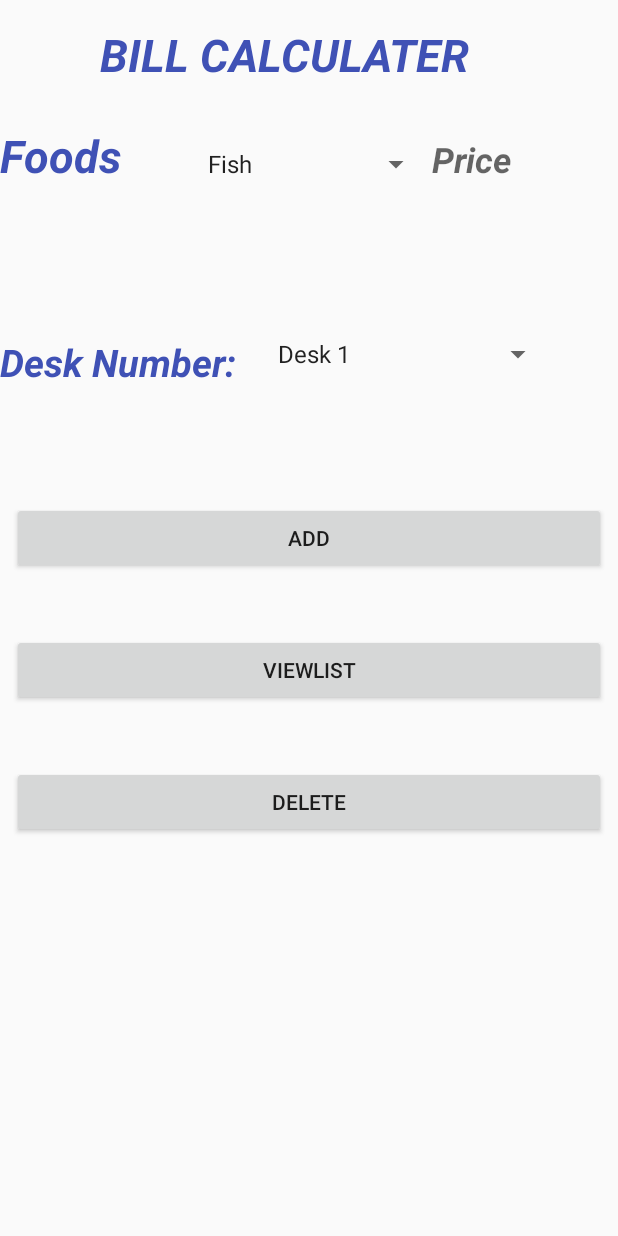
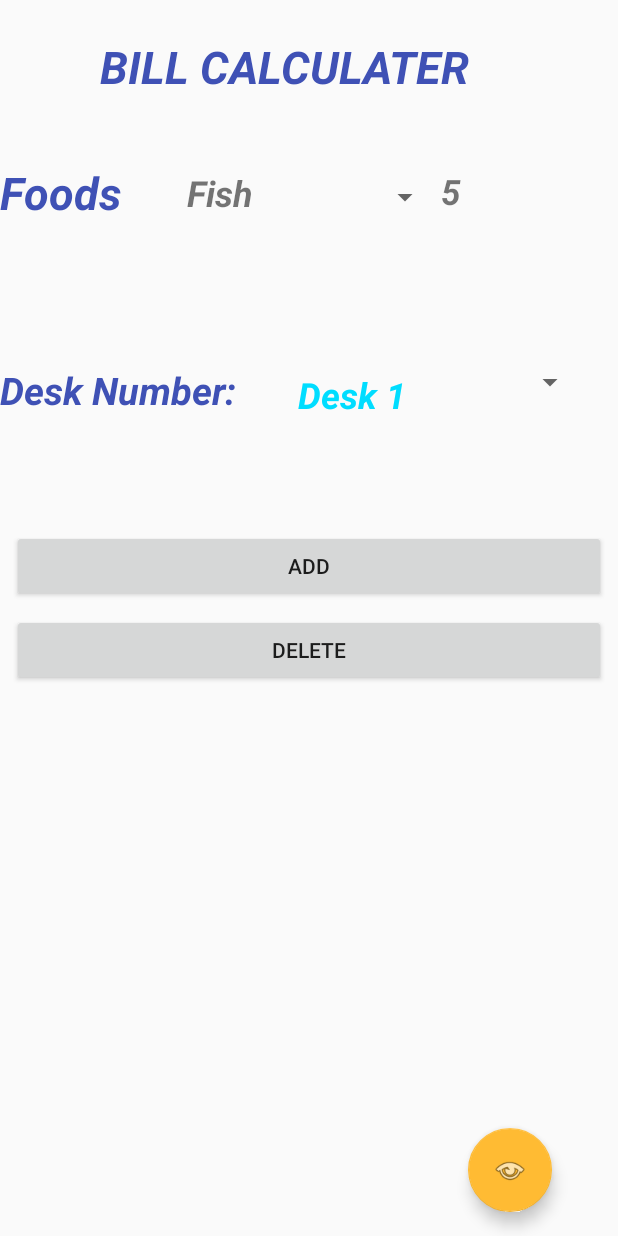
Before and after one commit to omerfatih97/BillCalculater, an Android app: the screen it shows after launch (MainActivity), on a phone screen of 412 x 824 dp. Run offline under Robolectric (Android 15) with nearby library versions, the phone set to English and light mode, and no system bars.

Commit message:
Commit for 01.06.2018

```diff
--- a/app/src/main/AndroidManifest.xml
+++ b/app/src/main/AndroidManifest.xml
@@ -19,6 +19,7 @@
                 <category android:name="android.intent.category.LAUNCHER" />
             </intent-filter>
         </activity>
+        <activity android:name=".OrderActivity"></activity>
     </application>
 
 </manifest>
--- /dev/null
+++ b/app/src/main/java/com/example/fatih/billcalculater/DataHelper.java
@@ -0,0 +1,200 @@
+package com.example.fatih.billcalculater;
+
+import android.content.ContentValues;
+import android.content.Context;
+import android.database.Cursor;
+import android.database.sqlite.SQLiteDatabase;
+import android.database.sqlite.SQLiteOpenHelper;
+
+import java.util.ArrayList;
+
+public class DataHelper extends SQLiteOpenHelper {
+    public static final String Database_Name ="BillCalc";
+    public static final String Table_Desk ="desk";
+    public static final String Table_Menu ="menu";
+    public static final String Table_Order ="order";
+    public static double top=0;
+
+    public static final int Database_Version =1;
+
+    public static final String Create_Menu ="CREATE TABLE IF NOT EXISTS "+Table_Menu+"(id INTEGER PRIMARY KEY AUTOINCREMENT,food_name STRING NOT NULL UNIQUE,price DOUBLE NOT NULL )";
+    public static final String Create_Desk ="CREATE TABLE IF NOT EXISTS "+ Table_Desk +"(id INTEGER PRIMARY KEY AUTOINCREMENT, desk_no STRING NOT NULL UNIQUE )";
+    //public static final String Create_Order ="CREATE TABLE IF NOT EXISTS "+ Table_Order +"(id INTEGER PRIMARY KEY AUTOINCREMENT, desk_id INTEGER NOT NULL,food_id INTEGER NOT NULL )";
+
+    public static final String Delete_Menu ="DROP TABLE IF EXISTS "+Table_Menu;
+    public static final String Delete_Desk ="DROP TABLE IF EXISTS "+Table_Desk;
+    //public static final String Delete_Order ="DROP TABLE IF EXISTS "+Table_Order;
+
+    public DataHelper(Context context){
+        super(context,Database_Name,null,Database_Version);
+    }
+
+    @Override
+    public void onCreate(SQLiteDatabase db) {
+        db.execSQL(Create_Desk);
+        db.execSQL(Create_Menu);
+        // db.execSQL(Create_Order);
+    }
+
+    @Override
+    public void onUpgrade(SQLiteDatabase db, int oldVersion, int newVersion) {
+        db.execSQL(Delete_Desk);
+        db.execSQL(Delete_Menu);
+        // db.execSQL(Delete_Order);
+        onCreate(db);
+    }
+
+    public void insertDesk(String desk_no){
+        SQLiteDatabase db = this.getWritableDatabase();
+        db.beginTransaction();
+        ContentValues values;
+        try {
+            values= new ContentValues();
+            values.put("desk_no",desk_no);
+            db.insert(Table_Desk,null,values);
+            db.setTransactionSuccessful();
+        }catch (Exception e){
+            e.printStackTrace();
+        }
+        finally {
+            db.endTransaction();
+            db.close();
+        }
+    }
+
+    public void insertMenu(String food_name,String price){
+        SQLiteDatabase db = this.getWritableDatabase();
+        db.beginTransaction();
+        ContentValues values;
+        try {
+            values= new ContentValues();
+            values.put("food_name",food_name);
+            values.put("price",price);
+            db.insert(Table_Menu,null,values);
+            db.setTransactionSuccessful();
+        }catch (Exception e){
+            e.printStackTrace();
+        }
+        finally {
+            db.endTransaction();
+            db.close();
+        }
+    }
+
+    public void insertOrder(int desk_id, int food_id){
+        SQLiteDatabase db = this.getWritableDatabase();
+        db.beginTransaction();
+        ContentValues values;
+        try {
+            values= new ContentValues();
+            values.put("food_id",food_id);
+            values.put("desk_id",desk_id);
+            db.insert(Table_Order,null,values);
+            db.setTransactionSuccessful();
+        }catch (Exception e){
+            e.printStackTrace();
+        }
+        finally {
+            db.endTransaction();
+            db.close();
+        }
+    }
+
+    public ArrayList<String> getAllDesk(){
+        ArrayList<String> list = new ArrayList<>();
+        SQLiteDatabase db = this.getReadableDatabase();
+        db.beginTransaction();
+        try {
+            String selecQuery = "SELECT * FROM "+ Table_Desk;
+            Cursor cursor = db.rawQuery(selecQuery,null);
+            if (cursor.getCount()>0){
+                while (cursor.moveToNext()){
+                    String desk_no = cursor.getString(cursor.getColumnIndex("desk_no"));
+                    list.add(desk_no);
+                }
+            }
+            db.setTransactionSuccessful();
+        }catch (Exception e){
+            e.printStackTrace();
+        }
+        finally {
+            db.endTransaction();
+            db.close();
+        }
+        return list;
+    }
+
+    public ArrayList<String>getAllMenu(){
+        ArrayList<String> listmenu = new ArrayList<>();
+        SQLiteDatabase db = this.getReadableDatabase();
+        db.beginTransaction();
+        try {
+            String selecQuery = "SELECT * FROM "+Table_Menu;
+            Cursor c = db.rawQuery(selecQuery,null);
+            if (c.getCount()>0){
+                while (c.moveToNext()){
+                    String food_name = c.getString(c.getColumnIndex("food_name"));
+                    double price = c.getDouble(c.getColumnIndex("price"));
+                    listmenu.add(food_name);
+                    //listmenu.add(String.valueOf(price));
+                }
+            }
+            db.setTransactionSuccessful();
+        }catch (Exception e){
+            e.printStackTrace();
+        }
+        finally {
+            db.endTransaction();
+            db.close();
+        }
+        return listmenu;
+    }
+
+    public ArrayList<String> getAllOrder(){
+        ArrayList<String> listorder = new ArrayList<>();
+        SQLiteDatabase db = this.getReadableDatabase();
+        db.beginTransaction();
+        try {
+
+            String selecQuery = "SELECT * FROM "+ Table_Desk;
+            Cursor cursor = db.rawQuery(selecQuery,null);
+            if (cursor.getCount()>0){
+                while (cursor.moveToNext()){
+                    int desk_id = cursor.getInt(cursor.getColumnIndex("desk_id"));
+                    listorder.add(String.valueOf(desk_id));
+                }
+            }
+            selecQuery = "SELECT * FROM "+Table_Menu;
+            Cursor c = db.rawQuery(selecQuery,null);
+            if (c.getCount()>0){
+                while (c.moveToNext()){
+                    String food_name = c.getString(c.getColumnIndex("food_name"));
+                    // double price = c.getDouble(c.getColumnIndex("price"));
+                    listorder.add(food_name);
+                    // listorder.add(String.valueOf(price));
+                }
+            }
+
+
+            db.setTransactionSuccessful();
+        }catch (Exception e){
+            e.printStackTrace();
+        }
+        finally {
+            db.endTransaction();
+            db.close();
+        }
+        return listorder;
+    }
+    public String findPrice(String food){
+        SQLiteDatabase db = this.getReadableDatabase();
+        db.beginTransaction();
+        Cursor cursor = db.query("menu",null,"food_name=?",new String[]{food},null,null,null);
+        cursor.moveToFirst();
+        String price = cursor.getString(cursor.getColumnIndex("price"));
+        cursor.close();
+
+        return price;
+    }
+
+}
--- a/app/src/main/java/com/example/fatih/billcalculater/MainActivity.java
+++ b/app/src/main/java/com/example/fatih/billcalculater/MainActivity.java
@@ -1,5 +1,7 @@
 package com.example.fatih.billcalculater;
 
+import android.content.Intent;
+import android.database.sqlite.SQLiteDatabase;
 import android.os.Bundle;
 import android.support.design.widget.FloatingActionButton;
 import android.support.design.widget.Snackbar;
@@ -8,15 +10,103 @@ import android.support.v7.widget.Toolbar;
 import android.view.View;
 import android.view.Menu;
 import android.view.MenuItem;
+import android.widget.ArrayAdapter;
+import android.widget.Spinner;
+import android.widget.TextView;
+
+import java.util.ArrayList;
 
 public class MainActivity extends AppCompatActivity {
+
+    public static final String Order_Name ="com.example.fatih.billcalculater.ordername";
+    public static final String Order_PRICE ="com.example.fatih.billcalculater.orderprice";
 
     @Override
     protected void onCreate(Bundle savedInstanceState) {
         super.onCreate(savedInstanceState);
         setContentView(R.layout.activity_main);
+        SQLiteDatabase db;
+        final Intent intent = new Intent(this,OrderActivity.class);
+
+        final DataHelper dataHelper = new DataHelper(this);
+        dataHelper.insertDesk("Desk 1");
+        dataHelper.insertDesk("Desk 2");
+        dataHelper.insertDesk("Desk 3");
+
+        dataHelper.insertMenu("Fish", String.valueOf(5));
+        dataHelper.insertMenu("Hamburger", String.valueOf(4));
+        dataHelper.insertMenu("Pizza", String.valueOf(3.5));
+        dataHelper.insertMenu("Doner", String.valueOf(3));
+        dataHelper.insertMenu("Toast", String.valueOf(2));
+
+
+        ArrayList<String> listMenu = dataHelper.getAllMenu();
+        Spinner spMenu = (Spinner)findViewById(R.id.spinnerMenu);
+        ArrayAdapter<String> adapterMenu=new ArrayAdapter<String>(this,R.layout.spinner_layout,R.id.Mtxt,listMenu);
+
+        ArrayList<String>listDesk = dataHelper.getAllDesk();
+        Spinner sp = (Spinner)findViewById(R.id.spinnerDesk);
+        final ArrayAdapter<String>adapter=new ArrayAdapter<String>(this,R.layout.spinner_layout,R.id.Dtxt,listDesk);
+
+        sp.setAdapter(adapter);
+        spMenu.setAdapter(adapterMenu);
+
+
+      String FPrice=spMenu.getSelectedItem().toString();
+
+       FPrice=dataHelper.findPrice(FPrice);
+       TextView Screenprice=(TextView) findViewById(R.id.textViewPrice);
+
+       Screenprice.setText(FPrice.toString());
+
+        FloatingActionButton fab = (FloatingActionButton) findViewById(R.id.fab);
+        fab.setOnClickListener(new View.OnClickListener() {
+            @Override
+            public void onClick(View view) {
+                Snackbar.make(view, "Replace with your own action", Snackbar.LENGTH_LONG)
+                        .setAction("Action", null).show();
 
 
 
+                TextView order=(TextView) findViewById(R.id.Mtxt);
+                TextView price=(TextView) findViewById(R.id.Mtxt);
+
+
+                String ordername=order.getText().toString();
+                String orderprice1=price.getText().toString();
+
+                String orderprice=dataHelper.findPrice(orderprice1);
+
+                intent.putExtra(Order_Name,ordername);
+                intent.putExtra(Order_PRICE,orderprice);
+
+                startActivity(intent);
+
+            }
+        });
+
     }
+
+    @Override
+    public boolean onCreateOptionsMenu(Menu menu) {
+        // Inflate the menu; this adds items to the action bar if it is present.
+        getMenuInflater().inflate(R.menu.menu_main, menu);
+        return true;
+    }
+
+    @Override
+    public boolean onOptionsItemSelected(MenuItem item) {
+        // Handle action bar item clicks here. The action bar will
+        // automatically handle clicks on the Home/Up button, so long
+        // as you specify a parent activity in AndroidManifest.xml.
+        int id = item.getItemId();
+
+        //noinspection SimplifiableIfStatement
+        if (id == R.id.action_settings) {
+            return true;
+        }
+
+        return super.onOptionsItemSelected(item);
+    }
+
 }
--- a/app/src/main/res/layout/activity_main.xml
+++ b/app/src/main/res/layout/activity_main.xml
@@ -11,14 +11,16 @@
         android:id="@+id/linearLayout"
         android:layout_width="match_parent"
         android:layout_height="wrap_content"
+        android:layout_marginTop="8dp"
         android:orientation="vertical"
-        tools:layout_editor_absoluteX="66dp"
-        tools:layout_editor_absoluteY="58dp">
+        app:layout_constraintTop_toTopOf="parent"
+        tools:layout_editor_absoluteX="0dp">
 
         <LinearLayout
             android:layout_width="match_parent"
             android:layout_height="match_parent"
             android:layout_marginTop="8dp"
+            android:gravity="top"
             android:orientation="vertical"
             app:layout_constraintBottom_toTopOf="@+id/linearLayout"
             app:layout_constraintTop_toTopOf="parent">
@@ -26,7 +28,7 @@
             <TextView
                 android:id="@+id/textView"
                 android:layout_width="384dp"
-                android:layout_height="49dp"
+                android:layout_height="68dp"
                 android:layout_marginBottom="5dp"
                 android:layout_marginEnd="8dp"
                 android:layout_marginLeft="8dp"
@@ -45,7 +47,8 @@
 
         <LinearLayout
             android:layout_width="match_parent"
-            android:layout_height="wrap_content"
+            android:layout_height="69dp"
+            android:gravity="center"
             android:orientation="horizontal">
 
             <TextView
@@ -64,16 +67,15 @@
                 app:layout_constraintVertical_bias="0.185" />
 
             <Spinner
-                android:id="@+id/spinner"
-                android:layout_width="125dp"
-                android:layout_height="77dp"
-                android:layout_weight="1"
-                android:entries="@array/Products" />
+                android:id="@+id/spinnerMenu"
+                android:layout_width="143dp"
+                android:layout_height="39dp"
+                android:layout_weight="1" />
 
             <TextView
                 android:id="@+id/textViewPrice"
                 android:layout_width="92dp"
-                android:layout_height="48dp"
+                android:layout_height="39dp"
                 android:layout_weight="1"
                 android:hint="Price"
                 android:textSize="23sp"
@@ -95,18 +97,20 @@
         app:layout_constraintTop_toBottomOf="@+id/linearLayout" />
 
     <Spinner
-        android:id="@+id/spinner2"
+        android:id="@+id/spinnerDesk"
         android:layout_width="192dp"
-        android:layout_height="24dp"
-        android:layout_marginBottom="8dp"
-        android:layout_marginLeft="20dp"
-        android:layout_marginStart="20dp"
-        android:layout_marginTop="76dp"
-        android:entries="@array/Desk_Numbers"
+        android:layout_height="81dp"
+        android:layout_marginBottom="32dp"
+        android:layout_marginEnd="8dp"
+        android:layout_marginLeft="28dp"
+        android:layout_marginRight="8dp"
+        android:layout_marginStart="28dp"
+        android:layout_marginTop="8dp"
         app:layout_constraintBottom_toTopOf="@+id/button"
+        app:layout_constraintEnd_toEndOf="parent"
         app:layout_constraintStart_toEndOf="@+id/textViewDesk"
         app:layout_constraintTop_toBottomOf="@+id/linearLayout"
-        app:layout_constraintVertical_bias="0.0" />
+        app:layout_constraintVertical_bias="0.6" />
 
     <Button
         android:id="@+id/button"
@@ -127,21 +131,6 @@
         app:layout_constraintTop_toBottomOf="@+id/textViewDesk" />
 
     <Button
-        android:id="@+id/buttonView"
-        android:layout_width="0dp"
-        android:layout_height="wrap_content"
-        android:layout_marginEnd="8dp"
-        android:layout_marginLeft="8dp"
-        android:layout_marginRight="8dp"
-        android:layout_marginStart="8dp"
-        android:layout_marginTop="40dp"
-        android:text="Viewlist"
-        app:layout_constraintEnd_toEndOf="parent"
-        app:layout_constraintHorizontal_bias="0.666"
-        app:layout_constraintStart_toStartOf="parent"
-        app:layout_constraintTop_toBottomOf="@+id/button" />
-
-    <Button
         android:id="@+id/buttonDel"
         android:layout_width="0dp"
         android:layout_height="wrap_content"
@@ -149,10 +138,33 @@
         android:layout_marginLeft="8dp"
         android:layout_marginRight="8dp"
         android:layout_marginStart="8dp"
-        android:layout_marginTop="40dp"
+        android:layout_marginTop="8dp"
         android:text="Delete"
         app:layout_constraintEnd_toEndOf="parent"
+        app:layout_constraintHorizontal_bias="0.0"
         app:layout_constraintStart_toStartOf="parent"
-        app:layout_constraintTop_toBottomOf="@+id/buttonView" />
+        app:layout_constraintTop_toBottomOf="@+id/button" />
+
+    <android.support.design.widget.FloatingActionButton
+        android:id="@+id/fab"
+        android:layout_width="wrap_content"
+        android:layout_height="wrap_content"
+        android:layout_gravity="bottom|end"
+        android:layout_margin="@dimen/fab_margin"
+        android:layout_marginBottom="8dp"
+        android:layout_marginEnd="8dp"
+        android:layout_marginLeft="8dp"
+        android:layout_marginRight="8dp"
+        android:layout_marginStart="8dp"
+        android:layout_marginTop="8dp"
+        app:backgroundTint="@android:color/holo_orange_light"
+        app:layout_constraintBottom_toBottomOf="parent"
+        app:layout_constraintEnd_toEndOf="parent"
+        app:layout_constraintHorizontal_bias="0.914"
+        app:layout_constraintStart_toStartOf="parent"
+        app:layout_constraintTop_toBottomOf="@+id/buttonDel"
+        app:layout_constraintVertical_bias="1.0"
+        app:rippleColor="@android:color/holo_blue_bright"
+        app:srcCompat="@android:drawable/ic_menu_view" />
 
 </android.support.constraint.ConstraintLayout>
--- /dev/null
+++ b/app/src/main/res/layout/spinner_layout.xml
@@ -0,0 +1,21 @@
+<?xml version="1.0" encoding="utf-8"?>
+<LinearLayout xmlns:android="http://schemas.android.com/apk/res/android"
+    android:orientation="vertical" android:layout_width="match_parent"
+    android:layout_height="match_parent">
+
+    <TextView
+        android:id="@+id/Mtxt"
+        android:layout_width="match_parent"
+        android:layout_height="wrap_content"
+        android:textSize="24sp"
+        android:textStyle="bold|italic" />
+
+    <TextView
+        android:id="@+id/Dtxt"
+        android:layout_width="match_parent"
+        android:layout_height="wrap_content"
+        android:textColor="@android:color/holo_blue_bright"
+        android:textSize="24sp"
+        android:textStyle="bold|italic" />
+
+</LinearLayout>
--- a/app/src/main/res/values/strings.xml
+++ b/app/src/main/res/values/strings.xml
@@ -1,18 +1,4 @@
 <resources>
     <string name="app_name">Bill Calculater</string>
     <string name="action_settings">Settings</string>
-    <array name="Products">
-        <item>Fish</item>
-        <item>Doner</item>
-        <item>Pizza</item>
-        <item>Hamburger</item>
-        <item>Toast</item>
-    </array>
-    <array name="Desk_Numbers">
-        <item>Desk 1</item>
-        <item>Desk 2</item>
-        <item>Desk 3</item>
-        <item>Desk 4</item>
-        <item>Desk 5</item>
-    </array>
 </resources>
```
Also changed, not shown: app/src/main/java/com/example/fatih/billcalculater/OrderActivity.java (added, +26 -0 lines), app/src/main/res/layout/activity_order.xml (added, +50 -0 lines).
